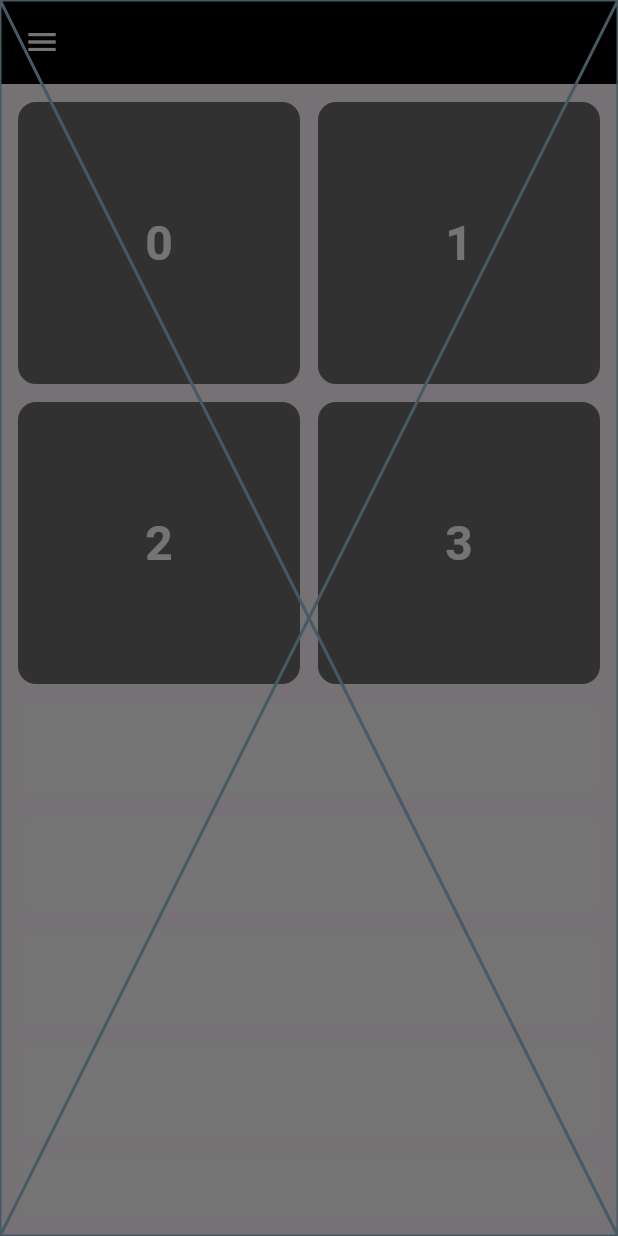
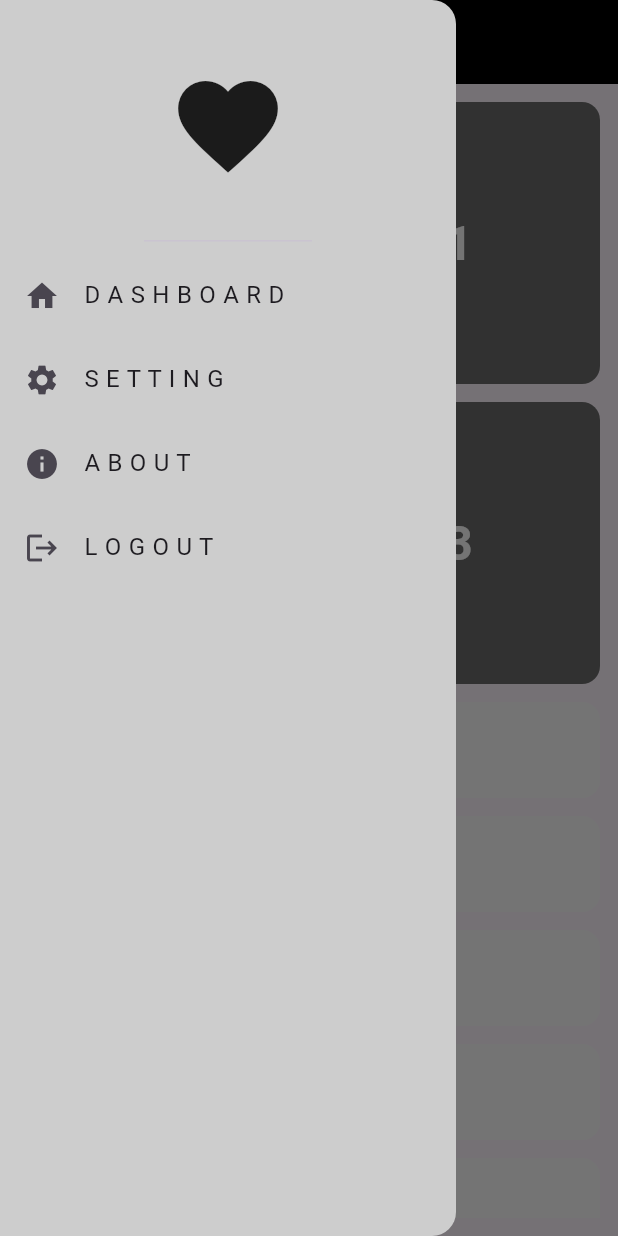
Before and after one commit to Mahmoud-Magdy17/adaptive_learn, a Flutter app: the screen it shows after launch, with the side drawer open, on a phone screen of 412 x 824 dp. Run offline on Flutter 3.47's test engine with Material 3 defaults, Android fonts, the phone set to English and light mode, and no system bars.

Commit message:
mobile ui done

```diff
--- a/lib/core/constants/colors.dart
+++ b/lib/core/constants/colors.dart
@@ -3,6 +3,6 @@ import 'package:flutter/material.dart';
 abstract class AppColors {
   static const Color primaryBlack = Colors.black;
   static const Color darkGrey = Color.fromARGB(255, 107, 107, 107);
-  static const Color lightGrey = Color.fromARGB(255, 182, 182, 182);
+  static const Color lightGrey = Color.fromARGB(255, 205, 205, 205);
   static const Color primaryWhite = Color.fromARGB(255, 253, 253, 253);
 }
--- /dev/null
+++ b/lib/core/models/drawer_item_model.dart
@@ -0,0 +1,11 @@
+import 'package:flutter/material.dart';
+
+class DrawerItemModel {
+  final String title;
+  final IconData icon;
+
+  const DrawerItemModel({
+    required this.title,
+    required this.icon,
+  });
+}
--- a/lib/core/widgets/custom_drawer.dart
+++ b/lib/core/widgets/custom_drawer.dart
@@ -1,10 +1,32 @@
 import 'package:flutter/material.dart';
+
+import '../constants/colors.dart';
+import '../models/drawer_item_model.dart';
+import 'custom_drawer_items_list_view.dart';
 
 class CustomDrawer extends StatelessWidget {
   const CustomDrawer({super.key});
-
+  final List<DrawerItemModel> items = const [
+    DrawerItemModel(title: 'D A S H B O A R D', icon: Icons.home),
+    DrawerItemModel(title: 'S E T T I N G', icon: Icons.settings),
+    DrawerItemModel(title: 'A B O U T', icon: Icons.info),
+    DrawerItemModel(title: 'L O G O U T', icon: Icons.logout),
+  ];
   @override
   Widget build(BuildContext context) {
-    return const Placeholder();
+    return Drawer(
+      backgroundColor: AppColors.lightGrey,
+      child: Column(
+        children: [
+          const DrawerHeader(
+            child: Icon(
+              Icons.favorite,
+              size: 80,
+            ),
+          ),
+          CustomDrawerItemsListView(items: items)
+        ],
+      ),
+    );
   }
 }
--- /dev/null
+++ b/lib/core/widgets/custom_drawer_item.dart
@@ -0,0 +1,14 @@
+import 'package:adaptive_learn/core/models/drawer_item_model.dart';
+import 'package:flutter/material.dart';
+
+class CustomDrawerItem extends StatelessWidget {
+  const CustomDrawerItem({super.key, required this.item});
+  final DrawerItemModel item;
+  @override
+  Widget build(BuildContext context) {
+    return ListTile(
+      leading: Icon(item.icon),
+      title: Text(item.title),
+    );
+  }
+}
--- /dev/null
+++ b/lib/core/widgets/custom_drawer_items_list_view.dart
@@ -0,0 +1,26 @@
+
+import 'package:adaptive_learn/core/widgets/custom_drawer_item.dart';
+import 'package:adaptive_learn/core/models/drawer_item_model.dart';
+import 'package:flutter/material.dart';
+
+class CustomDrawerItemsListView extends StatelessWidget {
+  const CustomDrawerItemsListView({
+    super.key,
+    required this.items,
+  });
+
+  final List<DrawerItemModel> items;
+
+  @override
+  Widget build(BuildContext context) {
+    return ListView.builder(
+      itemCount: items.length,
+      shrinkWrap: true,
+      itemBuilder: (context, index) {
+        return CustomDrawerItem(
+          item: items[index],
+        );
+      },
+    );
+  }
+}
```
